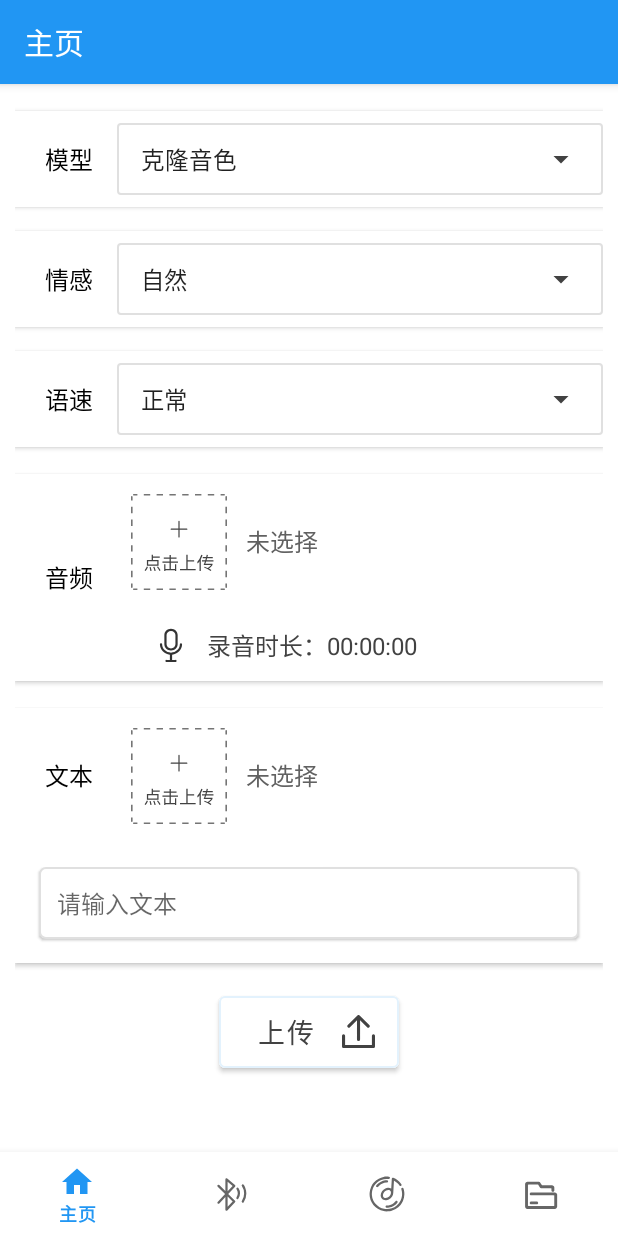
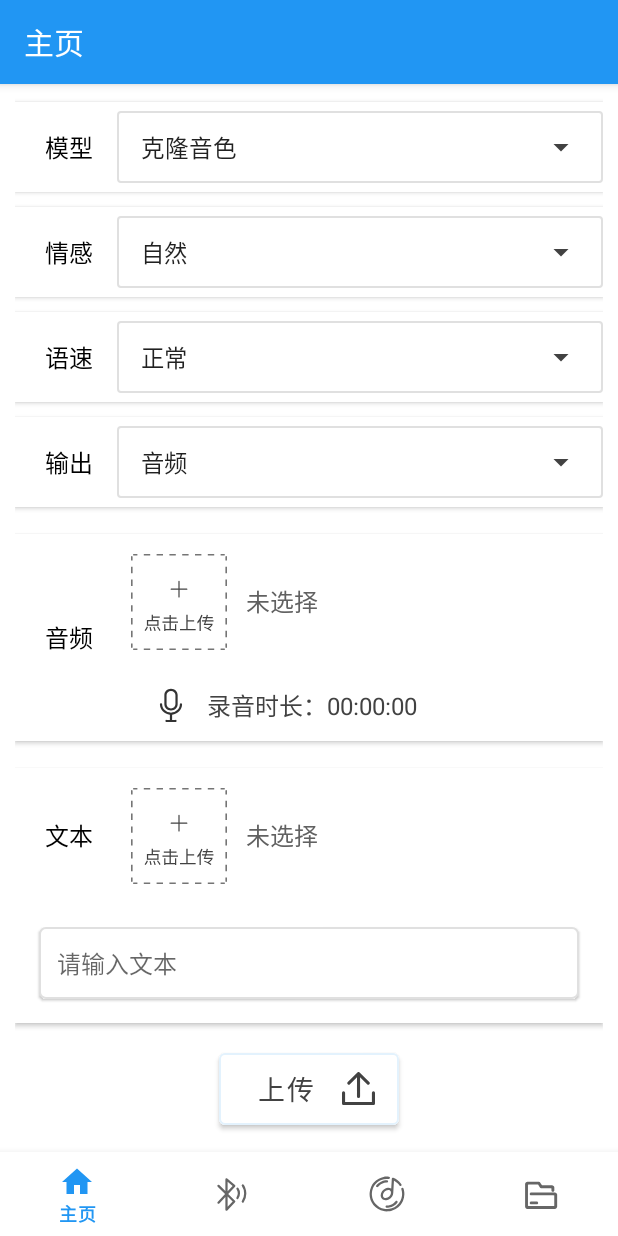
Before and after one commit to HanphoneJan/AiVoice, an Android app: the screen it shows after launch (MainActivity), on a phone screen of 412 x 824 dp. Run offline under Robolectric (Android 15) with nearby library versions, the phone set to English and light mode, and no system bars; our stand-ins replace navigation-ui.

```diff
--- a/app/src/main/java/com/example/aivoice/bluetooth/BluetoothDeviceInfo.java
+++ b/app/src/main/java/com/example/aivoice/bluetooth/BluetoothDeviceInfo.java
@@ -12,6 +12,12 @@ public class BluetoothDeviceInfo {
         this.deviceName = deviceName;
         this.deviceAddress = deviceAddress;
         this.isConnected = false;
+    }
+
+    public BluetoothDeviceInfo(String deviceName,String deviceAddress,boolean isConnected){
+        this.deviceName = deviceName;
+        this.deviceAddress = deviceAddress;
+        this.isConnected = isConnected;
     }
 
     public String getDeviceName() {
--- a/app/src/main/java/com/example/aivoice/ui/home/HomeFragment.java
+++ b/app/src/main/java/com/example/aivoice/ui/home/HomeFragment.java
@@ -5,7 +5,6 @@ import android.os.Bundle;
 import android.view.LayoutInflater;
 import android.view.View;
 import android.view.ViewGroup;
-import android.widget.AdapterView;
 
 import android.widget.ArrayAdapter;
 import android.widget.EditText;
@@ -16,7 +15,6 @@ import android.widget.TextView;
 import androidx.activity.result.ActivityResultLauncher;
 import androidx.activity.result.contract.ActivityResultContracts;
 import androidx.annotation.NonNull;
-import androidx.core.widget.NestedScrollView;
 import androidx.fragment.app.Fragment;
 import androidx.lifecycle.ViewModelProvider;
 
@@ -33,9 +31,6 @@ public class HomeFragment extends Fragment {
     private TextView recordingTimeTextView;
     private TextView audioFileTextView;
     private TextView textFileTextView;
-    private Spinner spinnerModel;
-    private Spinner spinnerEmotion;
-    private Spinner spinnerSpeed;
 
     private ActivityResultLauncher<Intent> chooseAudioLauncher;
     private ActivityResultLauncher<Intent> chooseFileLauncher;
@@ -49,9 +44,10 @@ public class HomeFragment extends Fragment {
         binding = FragmentHomeBinding.inflate(inflater, container, false);
         View root = binding.getRoot();
 
-        spinnerModel = root.findViewById(R.id.spinner_model);
-        spinnerEmotion = root.findViewById(R.id.spinner_emotion);
-        spinnerSpeed = root.findViewById(R.id.spinner_speed);
+        Spinner spinnerModel = root.findViewById(R.id.spinner_model);
+        Spinner spinnerEmotion = root.findViewById(R.id.spinner_emotion);
+        Spinner spinnerSpeed = root.findViewById(R.id.spinner_speed);
+        Spinner spinnerOutput = root.findViewById(R.id.spinner_output);
         // 创建ArrayAdapter并设置到Spinner中
         ArrayAdapter<CharSequence> modelAdapter = ArrayAdapter.createFromResource(
                 requireContext(),
@@ -76,6 +72,14 @@ public class HomeFragment extends Fragment {
         );
         speedAdapter.setDropDownViewResource(android.R.layout.simple_spinner_dropdown_item);
         spinnerSpeed.setAdapter(speedAdapter);
+
+        ArrayAdapter<CharSequence> outputAdapter = ArrayAdapter.createFromResource(
+                requireContext(),
+                R.array.output_options,
+                android.R.layout.simple_spinner_item
+        );
+        outputAdapter.setDropDownViewResource(android.R.layout.simple_spinner_dropdown_item);
+        spinnerOutput.setAdapter(outputAdapter);
 
         audioFileTextView = root.findViewById(R.id.audioFileTextView_status);
         textFileTextView = root.findViewById(R.id.textFileTextView_status);
@@ -116,14 +120,11 @@ public class HomeFragment extends Fragment {
                 ((Spinner) root.findViewById(R.id.spinner_model)).getSelectedItem().toString(),
                 ((Spinner) root.findViewById(R.id.spinner_emotion)).getSelectedItem().toString(),
                 ((Spinner) root.findViewById(R.id.spinner_speed)).getSelectedItem().toString(),
+                ((Spinner) root.findViewById(R.id.spinner_output)).getSelectedItem().toString(),
                 inputText.getText().toString()));
 
-        homeViewModel.getAudioFileName().observe(getViewLifecycleOwner(),audioFileName->{
-            audioFileTextView.setText(audioFileName);
-        });
-        homeViewModel.getTextFileName().observe(getViewLifecycleOwner(),textFileName->{
-            textFileTextView.setText(textFileName);
-        });
+        homeViewModel.getAudioFileName().observe(getViewLifecycleOwner(),audioFileName-> audioFileTextView.setText(audioFileName));
+        homeViewModel.getTextFileName().observe(getViewLifecycleOwner(),textFileName-> textFileTextView.setText(textFileName));
 
         // 找到UI上的TextView
         recordingTimeTextView = root.findViewById(R.id.recordingTimeTextView);
@@ -141,18 +142,6 @@ public class HomeFragment extends Fragment {
         return root;
     }
 
-    private void setupSpinnerActions(Spinner spinner) {
-        spinner.setOnItemSelectedListener(new AdapterView.OnItemSelectedListener() {
-            @Override
-            public void onItemSelected(AdapterView<?> parentView, View selectedItemView, int position, long id) {
-                // 处理 spinner 选项选择事件
-            }
-            @Override
-            public void onNothingSelected(AdapterView<?> parentView) {
-                // 处理没有选项的事件
-            }
-        });
-    }
 
     @Override
     public void onDestroyView() {
--- a/app/src/main/java/com/example/aivoice/ui/music/MusicFragment.java
+++ b/app/src/main/java/com/example/aivoice/ui/music/MusicFragment.java
@@ -58,7 +58,7 @@ public class MusicFragment extends Fragment {
 
 
         btnAudPlay.setOnClickListener(v -> {
-            // 切换播放模式
+            // 播放
             if( musicViewModel.playAudio()){
                 if(musicViewModel.getIsPlay()){
                     // 设置新的图标
@@ -107,6 +107,7 @@ public class MusicFragment extends Fragment {
         });
         //音频文件列表
         musicViewModel.getAudList().observe(getViewLifecycleOwner(), this::onChangedFileList);
+        //当前播放文件
         musicViewModel.getNowPlayAudioFile().observe(getViewLifecycleOwner(),this::onChangedFile);
 
         return root;
--- a/app/src/main/res/layout/fragment_home.xml
+++ b/app/src/main/res/layout/fragment_home.xml
@@ -22,8 +22,8 @@
         <!-- 模型 -->
         <LinearLayout
             android:layout_width="match_parent"
-            android:layout_height="64dp"
-            android:layout_marginTop="16dp"
+            android:layout_height="60dp"
+            android:layout_marginTop="10dp"
             android:background="@android:color/white"
             android:elevation="2dp"
             android:gravity="start|center_vertical"
@@ -57,7 +57,7 @@
         <!-- 情感 -->
         <LinearLayout
             android:layout_width="match_parent"
-            android:layout_height="64dp"
+            android:layout_height="60dp"
             android:gravity="start|center_vertical"
             android:orientation="horizontal"
             android:paddingStart="20dp"
@@ -65,7 +65,7 @@
             android:background="@android:color/white"
             android:elevation="2dp"
             android:radius="8dp"
-            android:layout_marginTop="16dp">
+            android:layout_marginTop="10dp">
 
             <TextView
                 android:id="@+id/btn_emotion"
@@ -91,7 +91,7 @@
         <!-- 语速 -->
         <LinearLayout
             android:layout_width="match_parent"
-            android:layout_height="64dp"
+            android:layout_height="60dp"
             android:gravity="start|center_vertical"
             android:orientation="horizontal"
             android:paddingStart="20dp"
@@ -99,7 +99,7 @@
             android:background="@android:color/white"
             android:elevation="2dp"
             android:radius="8dp"
-            android:layout_marginTop="16dp">
+            android:layout_marginTop="10dp">
 
             <TextView
                 android:id="@+id/btn_speed"
@@ -124,7 +124,42 @@
                 android:textColor="@color/black_200"
             />
         </LinearLayout>
+        <!-- 输出 -->
+        <LinearLayout
+            android:layout_width="match_parent"
+            android:layout_height="60dp"
+            android:gravity="start|center_vertical"
+            android:orientation="horizontal"
+            android:paddingStart="20dp"
+            android:paddingEnd="0dp"
+            android:background="@android:color/white"
+            android:elevation="2dp"
+            android:radius="8dp"
+            android:layout_marginTop="10dp">
 
+            <TextView
+                android:id="@+id/btn_output"
+                android:layout_width="wrap_content"
+                android:layout_height="wrap_content"
+                android:text="@string/output"
+                android:textSize="16sp"
+                android:layout_marginEnd="16dp"
+                android:textColor="@android:color/black"
+                />
+
+            <Spinner
+                android:id="@+id/spinner_output"
+                android:layout_width="0dp"
+                android:layout_weight="1"
+                android:layout_height="wrap_content"
+                android:minHeight="48dp"
+                android:background="@drawable/spinner_border"
+                android:dropDownSelector="@android:color/darker_gray"
+                android:padding="8dp"
+                android:textSize="16sp"
+                android:textColor="@color/black_200"
+                />
+        </LinearLayout>
         <LinearLayout
             android:layout_width="match_parent"
             android:layout_height="wrap_content"
@@ -281,7 +316,7 @@
                 android:layout_width="match_parent"
                 android:layout_height="wrap_content"
                 android:autofillHints=""
-                android:maxHeight="216dp"
+                android:maxHeight="800dp"
                 android:layout_margin="16dp"
                 android:hint="@string/inputText"
                 android:textSize="16sp"
@@ -289,7 +324,6 @@
                 android:background="@drawable/inputtext_border"
                 android:scrollbars="vertical"
                 android:inputType="textMultiLine"
-                android:maxLines="2"
                 android:gravity="top|start"
                 android:textColor="@android:color/black"
                 android:elevation="1dp"
@@ -308,7 +342,7 @@
             app:strokeColor="@color/light_blue_100"
             app:strokeWidth="1dp"
             android:layout_gravity="center"
-            android:layout_marginTop="16dp"
+            android:layout_marginTop="14dp"
             android:text="@string/upload"
             android:textColor="@color/black_200"
             android:textSize="18sp"
--- /dev/null
+++ b/app/src/main/res/values/output.xml
@@ -0,0 +1,8 @@
+<?xml version="1.0" encoding="utf-8"?>
+<resources>
+    <string-array name="output_options">
+        <item>音频</item>
+        <item>视频</item>
+        <item>字幕</item>
+    </string-array>
+</resources>
--- a/app/src/main/res/values/strings.xml
+++ b/app/src/main/res/values/strings.xml
@@ -18,6 +18,7 @@
     <string name="noSelect">未选择</string>
     <string name="inputText">请输入文本</string>
     <string name="recordTime">录音时长：00:00:00</string>
+    <string name="output">输出</string>
 
 
     <string name="noConnect">未连接设备</string>
```
Also changed, not shown: app/src/main/java/com/example/aivoice/ui/bluetooth/BluetoothFragment.java (+7 -5 lines), app/src/main/java/com/example/aivoice/ui/home/HomeViewModel.java (+8 -10 lines), app/src/main/java/com/example/aivoice/ui/music/MusicViewModel.java (+3 -6 lines).
